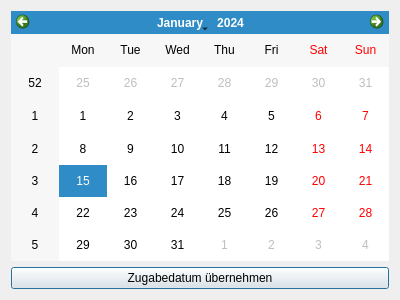
Above: source/ui/dialogdatum.ui from Gremmel/kleiner-brauhelfer before the change. Below: the same form after it.
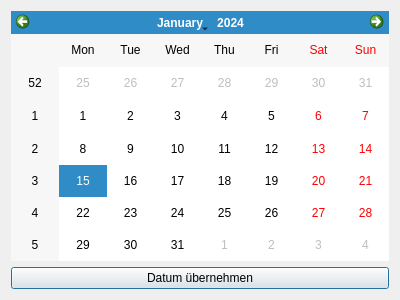
That is the form after the change.

Commit message: fix weitere Zutaten

The edit to the form file:
```diff
--- a/source/ui/dialogdatum.ui
+++ b/source/ui/dialogdatum.ui
@@ -24,7 +24,7 @@
    <item>
     <widget class="QPushButton" name="pushButton">
      <property name="text">
-      <string>Zugabedatum übernehmen</string>
+      <string>Datum übernehmen</string>
      </property>
     </widget>
    </item>
```
The commit also changes 1 other file.
